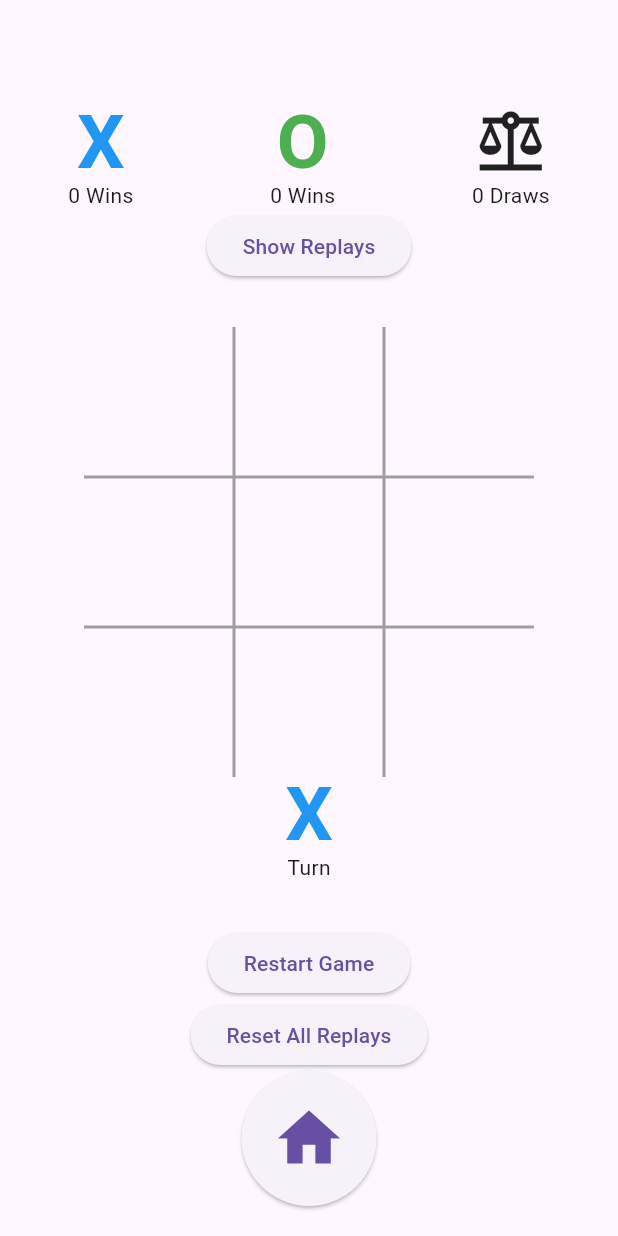
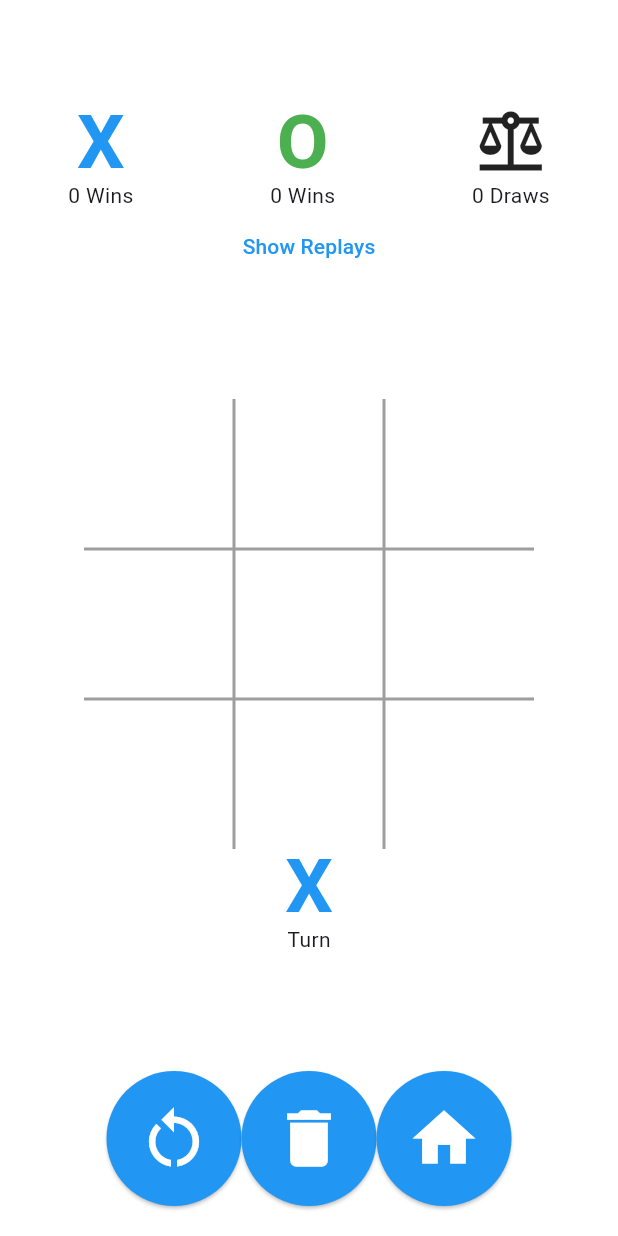
Before and after one commit to Siripongapr/tic_tac_toe, a Flutter app: the screen it shows after launch, after a tap on "With AI", on a phone screen of 412 x 824 dp. Run offline on Flutter 3.47's test engine with Material 3 defaults, Android fonts, the phone set to English and light mode, and no system bars; our stand-ins replace cloud_firestore, firebase_core; accounts and stored records are empty.

Commit message:
fix: Finish the project. ( update UI )

```diff
--- a/lib/main.dart
+++ b/lib/main.dart
@@ -20,7 +20,18 @@ class MyApp extends StatelessWidget {
     return MaterialApp(
         title: 'Flutter Demo',
         theme: ThemeData(
-          // colorScheme: ColorScheme.fromSeed(seedColor: Colors.deepPurple),
+          scaffoldBackgroundColor: Colors.white,
+          elevatedButtonTheme: ElevatedButtonThemeData(
+            style: ButtonStyle(
+              backgroundColor: MaterialStateProperty.all(Colors.blue),
+              iconColor: MaterialStateProperty.all(Colors.white),
+            ),
+          ),
+          textButtonTheme: TextButtonThemeData(
+            style: ButtonStyle(
+              foregroundColor: MaterialStateProperty.all(Colors.blue),
+            ),
+          ),
           useMaterial3: true,
         ),
         initialRoute: '/',
--- a/lib/screens/game.dart
+++ b/lib/screens/game.dart
@@ -61,7 +61,7 @@ class _GameState extends State<Game> {
                 )
               ],
             ),
-            ElevatedButton(
+            TextButton(
               onPressed: _showReplaysBottomSheet,
               child: const Text('Show Replays'),
             ),
@@ -114,13 +114,23 @@ class _GameState extends State<Game> {
               ],
             ),
             const Spacer(),
+            Row(
+              mainAxisAlignment: MainAxisAlignment.center,
+              children: [
                 ElevatedButton(
                   onPressed: () {
                     setState(() {
                       _controller.resetGame();
                     });
                   },
-              child: const Text('Restart Game'),
+                  style: ElevatedButton.styleFrom(
+                    shape: const CircleBorder(),
+                    padding: const EdgeInsets.all(20),
+                  ),
+                  child: const Icon(
+                    Icons.restart_alt,
+                    size: 50,
+                  ),
                 ),
                 ElevatedButton(
                   onPressed: () async {
@@ -132,11 +142,13 @@ class _GameState extends State<Game> {
                                 'Are you sure you want to delete all replays?'),
                             actions: [
                               TextButton(
-                            onPressed: () => Navigator.of(context).pop(false),
+                                onPressed: () =>
+                                    Navigator.of(context).pop(false),
                                 child: const Text('Cancel'),
                               ),
                               TextButton(
-                            onPressed: () => Navigator.of(context).pop(true),
+                                onPressed: () =>
+                                    Navigator.of(context).pop(true),
                                 child: const Text('Delete All'),
                               ),
                             ],
@@ -148,7 +160,14 @@ class _GameState extends State<Game> {
                       setState(() {});
                     }
                   },
-              child: const Text('Reset All Replays'),
+                  style: ElevatedButton.styleFrom(
+                    shape: const CircleBorder(),
+                    padding: const EdgeInsets.all(20),
+                  ),
+                  child: const Icon(
+                    Icons.delete,
+                    size: 50,
+                  ),
                 ),
                 ElevatedButton(
                   onPressed: () {
@@ -162,6 +181,8 @@ class _GameState extends State<Game> {
                     Icons.home,
                     size: 50,
                   ),
+                ),
+              ],
             ),
           ],
         ),
--- a/lib/screens/menu.dart
+++ b/lib/screens/menu.dart
@@ -13,12 +13,13 @@ class Menu extends StatelessWidget {
           child: Column(
             mainAxisAlignment: MainAxisAlignment.center,
             children: [
-              const Text("Tic Tac Toe"),
+              const Text("Tic Tac Toe", style: TextStyle(fontSize: 30)),
               const Row(
                 mainAxisAlignment: MainAxisAlignment.center,
                 children: [XO(text: 'X'), XO(text: 'O')],
               ),
               const Text("Choose your play mode"),
+              const SizedBox(height: 50),
               Row(
                 children: [
                   Expanded(
@@ -26,7 +27,10 @@ class Menu extends StatelessWidget {
                         onPressed: () {
                           Navigator.pushNamed(context, '/game');
                         },
-                        child: const Text('With a friend')),
+                        child: const Text(
+                          'With a friend',
+                          style: TextStyle(color: Colors.white),
+                        )),
                   ),
                 ],
               ),
@@ -35,10 +39,14 @@ class Menu extends StatelessWidget {
                 children: [
                   Expanded(
                       child: ElevatedButton(
-                          onPressed: () {
-                            Navigator.pushNamed(context, '/gameWithAI');
-                          },
-                          child: Text('With AI'))),
+                    onPressed: () {
+                      Navigator.pushNamed(context, '/gameWithAI');
+                    },
+                    child: Text(
+                      'With AI',
+                      style: TextStyle(color: Colors.white),
+                    ),
+                  )),
                 ],
               ),
             ],
```
Lines whose indentation alone changed are shown as unchanged.
